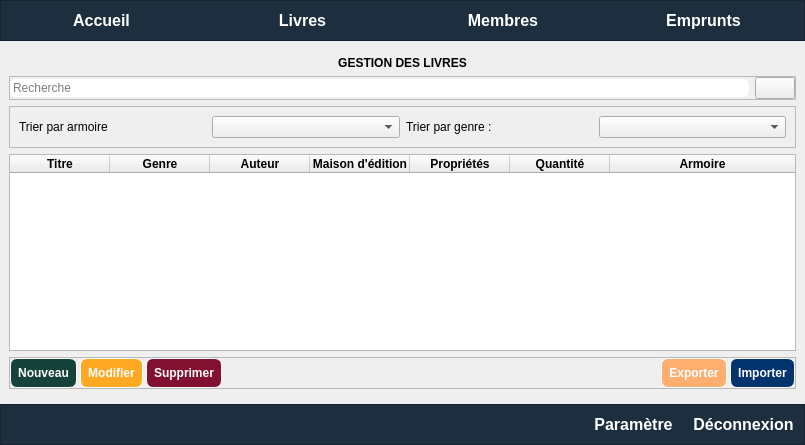
The window that app.ui (Totelof10/biblio) describes before a commit, drawn with Qt 5.
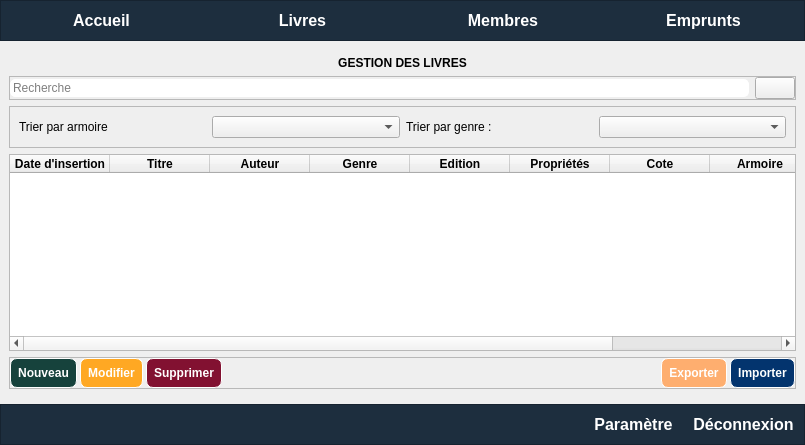
The same window after the commit. The open tabs and pages were chosen to show the change. Icons and pictures are not drawn.

What changed in the file:
```diff
--- a/app.ui
+++ b/app.ui
@@ -6,7 +6,7 @@
    <rect>
     <x>0</x>
     <y>0</y>
-    <width>529</width>
+    <width>798</width>
     <height>445</height>
    </rect>
   </property>
@@ -409,6 +409,16 @@
          <attribute name="horizontalHeaderStretchLastSection">
           <bool>true</bool>
          </attribute>
+         <column>
+          <property name="text">
+           <string>Date d'insertion</string>
+          </property>
+          <property name="font">
+           <font>
+            <bold>true</bold>
+           </font>
+          </property>
+         </column>
          <column>
           <property name="text">
            <string>Titre</string>
@@ -419,16 +429,6 @@
            </font>
           </property>
          </column>
-         <column>
-          <property name="text">
-           <string>Genre</string>
-          </property>
-          <property name="font">
-           <font>
-            <bold>true</bold>
-           </font>
-          </property>
-         </column>
          <column>
           <property name="text">
            <string>Auteur</string>
@@ -441,7 +441,17 @@
          </column>
          <column>
           <property name="text">
-           <string>Maison d'édition</string>
+           <string>Genre</string>
+          </property>
+          <property name="font">
+           <font>
+            <bold>true</bold>
+           </font>
+          </property>
+         </column>
+         <column>
+          <property name="text">
+           <string>Edition</string>
           </property>
           <property name="font">
            <font>
@@ -461,7 +471,7 @@
          </column>
          <column>
           <property name="text">
-           <string>Quantité</string>
+           <string>Cote</string>
           </property>
           <property name="font">
            <font>
@@ -479,6 +489,16 @@
            </font>
           </property>
          </column>
+         <column>
+          <property name="text">
+           <string>Quantité</string>
+          </property>
+          <property name="font">
+           <font>
+            <bold>true</bold>
+           </font>
+          </property>
+         </column>
         </widget>
        </item>
        <item>
```
Left out of the diff: 2 changed lines with no effect on the pictures.
